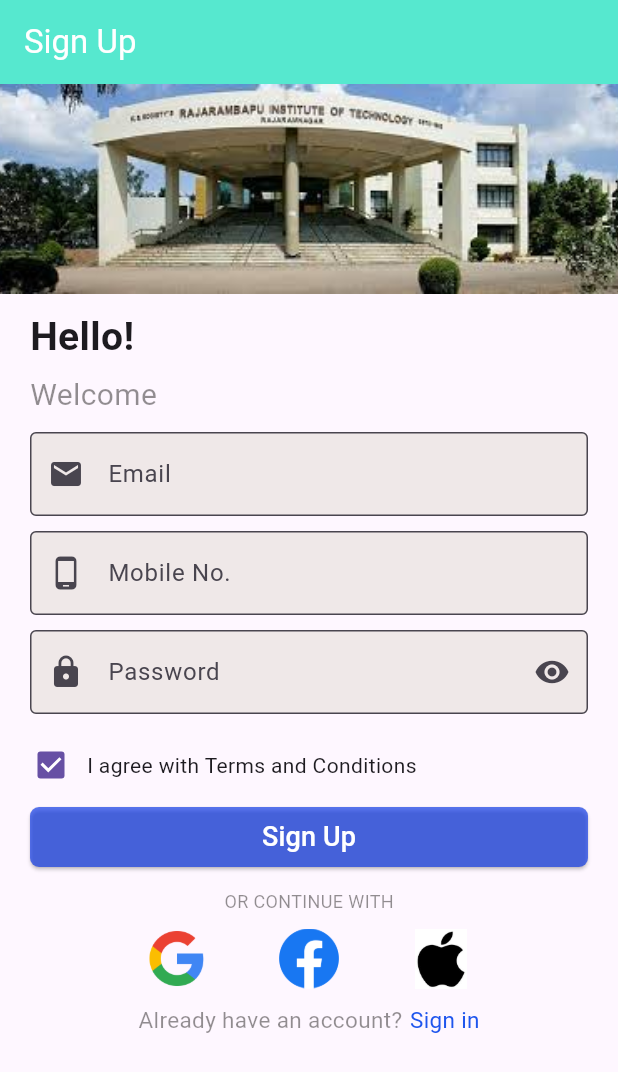
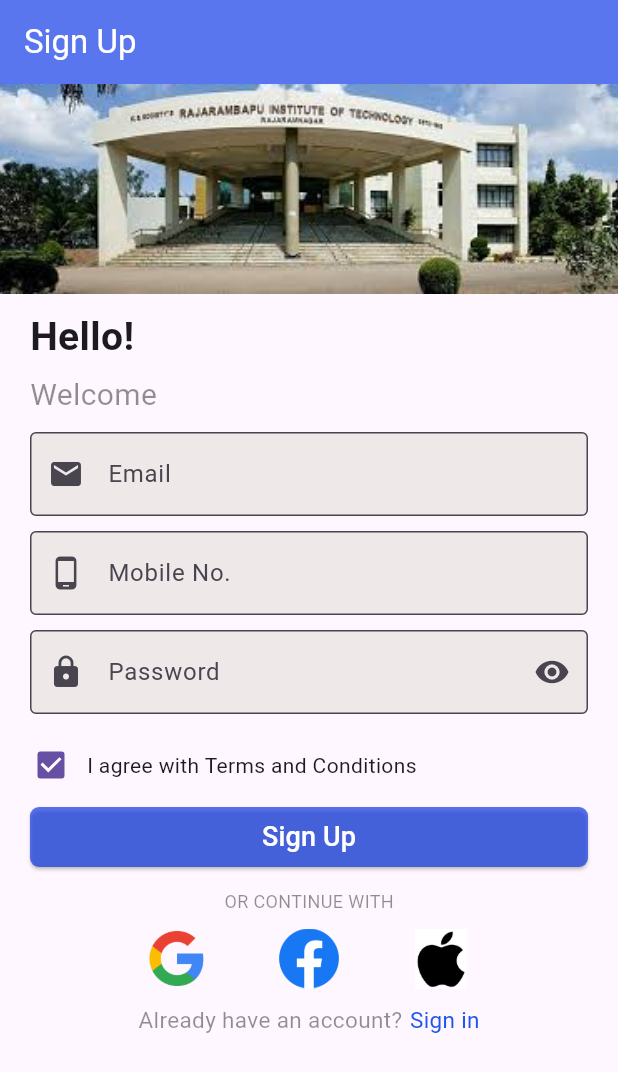
Before and after one commit to rupesh2004/Placement-Cell, a Flutter app: the screen it shows after launch, after a tap on "Sign up", on a phone screen of 412 x 824 dp. Shown: the top 1072 px of the screen. Run offline on Flutter 3.47's test engine with Material 3 defaults, Android fonts, the phone set to English and light mode, and no system bars; network calls fail.

Commit message:
14-03-2024

```diff
--- a/lib/SignUp.dart
+++ b/lib/SignUp.dart
@@ -22,7 +22,7 @@ class _SignUpPageState extends State<SignUpPage> {
       home: Scaffold(
         appBar: AppBar(
           title: const Text("Sign Up"),
-          backgroundColor: const Color.fromARGB(255, 86, 232, 207),
+          backgroundColor: const Color.fromARGB(176, 17, 60, 232),
           foregroundColor: Colors.white,
         ),
         body: SingleChildScrollView(
--- a/lib/loginPage.dart
+++ b/lib/loginPage.dart
@@ -5,7 +5,6 @@ import 'package:flutter/material.dart';
 void main() {
   runApp(const LoginPage());
 }
-
 class LoginPage extends StatefulWidget {
   const LoginPage({Key? key}) : super(key: key);
 
@@ -22,7 +21,7 @@ class _LoginPageState extends State<LoginPage> {
       home: Scaffold(
         appBar: AppBar(
           title: const Text("User Login"),
-          backgroundColor: const Color.fromARGB(255, 86, 232, 207),
+          backgroundColor: const Color.fromARGB(176, 17, 60, 232),
           foregroundColor: Colors.white,
         ),
         body: SingleChildScrollView(
--- a/lib/main.dart
+++ b/lib/main.dart
@@ -30,10 +30,8 @@ class MyHomePage extends StatefulWidget {
 class _MyHomePageState extends State<MyHomePage> {
   @override
   Widget build(BuildContext context) {
-    return Scaffold(
-      appBar: AppBar(
-      ),
-      body:const  SplashScreen(),
+    return const Scaffold(
+      body:SplashScreen(),
     );
   }
 }
--- a/lib/splashScreen.dart
+++ b/lib/splashScreen.dart
@@ -1,12 +1,16 @@
 import 'dart:async';
+import 'package:company/loginPage.dart';
 import 'package:flutter/material.dart';
-import 'package:company/loginPage.dart';
+
+void main() {
+  runApp(const SplashScreen());
+}
 
 class SplashScreen extends StatefulWidget {
-  const SplashScreen({super.key});
+  const SplashScreen({Key? key}) : super(key: key);
 
   @override
-  _SplashScreenState createState() => _SplashScreenState();
+  State<SplashScreen> createState() => _SplashScreenState();
 }
 
 class _SplashScreenState extends State<SplashScreen> {
@@ -22,7 +26,8 @@ class _SplashScreenState extends State<SplashScreen> {
           _isLoading = false;
         });
         Navigator.of(context).pushReplacement(
-            MaterialPageRoute(builder: (context) => const LoginPage()));
+          MaterialPageRoute(builder: (context) => const LoginPage()),
+        );
       },
     );
   }
@@ -31,19 +36,25 @@ class _SplashScreenState extends State<SplashScreen> {
   Widget build(BuildContext context) {
     return MaterialApp(
       home: Scaffold(
-        backgroundColor:const Color.fromARGB(255, 174, 230, 242),
-
+        appBar: AppBar(
+          title: const Text("RIT Placement Cell"),
+        ),
         body: Center(
+          child: Container(
+            width: double.infinity,
+            height: double.infinity,
+            color: const Color.fromARGB(255, 231, 213, 50),
             child: Column(
               mainAxisAlignment: MainAxisAlignment.center,
-            children: <Widget>[
-              Image.asset(
-                'assets/images/rit.jpg',
-                fit: BoxFit.fill,
+              children: [
+                Image.network(
+                  'https://www.ritindia.edu/ritwebsite/admin/upload/slider/64a3d7c9edb6c_1688459209.jpg',
                   width: double.infinity,
-                height: 250,
+                  height: 300,
                 ),
-              const SizedBox(height: 30,),
+                const SizedBox(
+                  height: 20,
+                ),
                 const Text(
                   'Placement Cell, RIT',
                   style: TextStyle(
@@ -54,14 +65,16 @@ class _SplashScreenState extends State<SplashScreen> {
                 const SizedBox(height: 20),
                 _isLoading
                     ? const CircularProgressIndicator(
-                      valueColor: AlwaysStoppedAnimation<Color>(Color.fromARGB(
-                          255, 5, 153, 158)), // Set the color to green
+                        valueColor: AlwaysStoppedAnimation<Color>(
+                            Color.fromARGB(255, 255, 255,
+                                255)), // Set the color to green
                       )
                     : const SizedBox(),
               ],
             ),
           ),
         ),
+      ),
     );
   }
 }
```
Also changed, not shown: lib/ForgetPasswordPage.dart (+11 -12 lines), lib/splash.txt (added, +66 -0 lines). Lines whose indentation alone changed are shown as unchanged.
